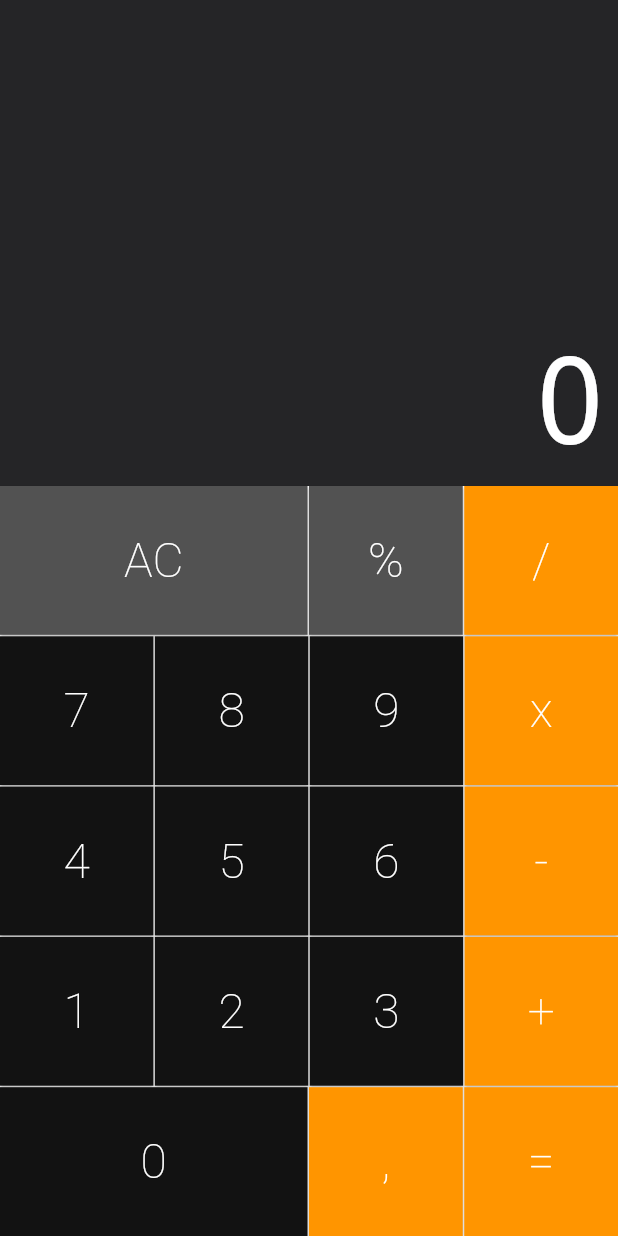
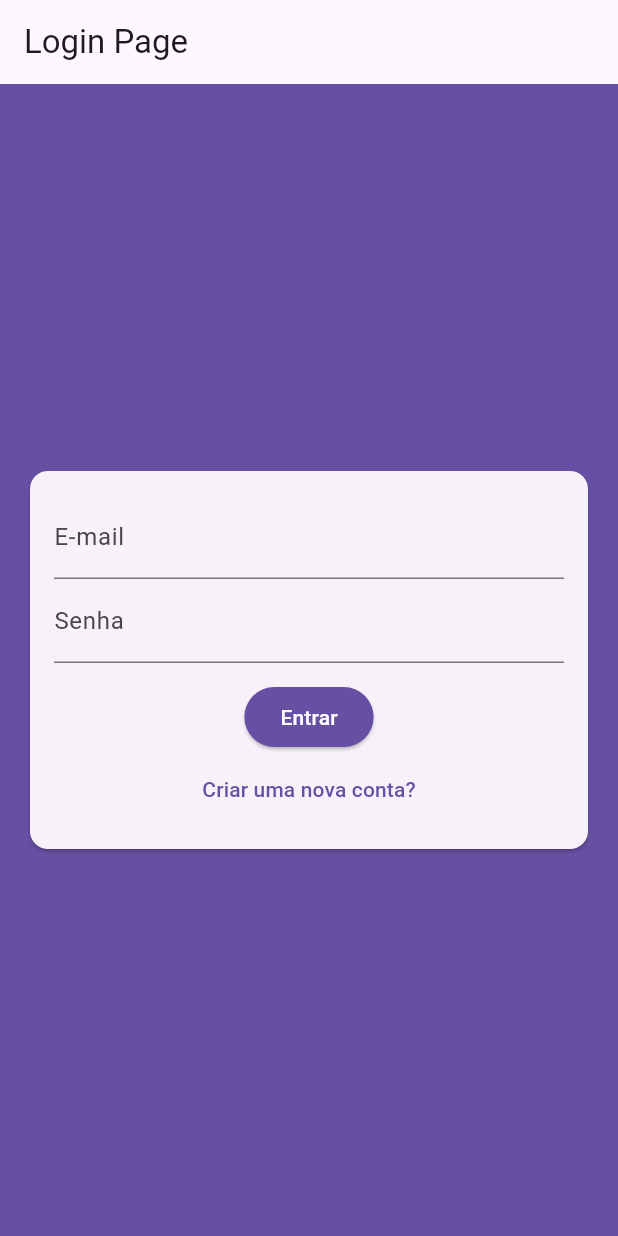
Before and after one commit to ottaviolucrii/asi_calculadora, a Flutter app: the screen it shows after launch, on a phone screen of 412 x 824 dp. Run offline on Flutter 3.47's test engine with Material 3 defaults, Android fonts, the phone set to English and light mode, and no system bars; drawn by our look-alikes of auto_size_text; our stand-ins replace cloud_firestore, firebase_auth, firebase_core, firebase_storage, image_picker; accounts and stored records are empty.

Commit message:
Aqui, reaproveitei logica de login de outras capacitaçoes e implementei, alem de botoes novos no appbar da calculadora

```diff
--- /dev/null
+++ b/lib/components/auth_form.dart
@@ -0,0 +1,126 @@
+import 'dart:io';
+import 'package:calcu_ladora/models/auth_form_data.dart';
+import 'package:flutter/material.dart';
+import 'user_image_picker.dart';
+
+class AuthForm extends StatefulWidget {
+  final void Function(AuthFormData) onSubmit;
+
+  const AuthForm({
+    super.key,
+    required this.onSubmit,
+  });
+
+  @override
+  State<AuthForm> createState() => _AuthFormState();
+}
+
+class _AuthFormState extends State<AuthForm> {
+  final _formKey = GlobalKey<FormState>();
+  final _formData = AuthFormData();
+
+  void _handleImagePick(File image) {
+    _formData.image = image;
+  }
+
+  void _showError(String msg) {
+    ScaffoldMessenger.of(context).showSnackBar(
+      SnackBar(
+        content: Text(msg),
+        backgroundColor: Theme.of(context).colorScheme.error,
+      ),
+    );
+  }
+
+  void _submit() {
+    final isValid = _formKey.currentState?.validate() ?? false;
+    if(!isValid) return;
+
+    if(_formData.image == null && _formData.isSignup) {
+      return _showError('Imagem não selecionada');
+    }
+
+    widget.onSubmit(_formData);
+  }
+
+  @override
+  Widget build(BuildContext context) {
+    return Card(
+      margin: const EdgeInsets.all(20),
+      child: Padding(
+        padding: const EdgeInsets.all(16),
+        child: Form(
+          key: _formKey,
+          child: Column(
+            children: [
+              if(_formData.isSignup)
+                UserImagePicker(onImagePick: _handleImagePick),
+              if(_formData.isSignup)
+                TextFormField(
+                  key: const ValueKey('name'),
+                  initialValue: _formData.name,
+                  onChanged: (name) => _formData.name = name,
+                  decoration: const InputDecoration(labelText: 'Nome'),
+                  validator: (_name) {
+                    final name = _name ?? '';
+                    if(name.trim().length < 5) {
+                      return 'Nome deve ter no mínimo 5 caracteres';
+                    }
+                    return null;
+                  }
+                ),
+              TextFormField(
+                key: const ValueKey('email'),
+                initialValue: _formData.email,
+                onChanged: (email) => _formData.email = email,
+                decoration: const InputDecoration(labelText: 'E-mail'),
+                validator: (_email) {
+                    final email = _email ?? '';
+                    if(!email.contains('@')) {
+                      return 'E-mail informado é inválido';
+                    }
+                    return null;
+                  }
+              ),
+              TextFormField(
+                key: const ValueKey('password'),
+                initialValue: _formData.password,
+                onChanged: (password) => _formData.password = password,
+                obscureText: true,
+                decoration: const InputDecoration(labelText: 'Senha'),
+                validator: (_password) {
+                    final password = _password ?? '';
+                    if(password.length < 6) {
+                      return 'Senha deve ter no mínimo 6 caracteres';
+                    }
+                    return null;
+                  }
+              ),
+              const SizedBox(height: 12),
+              ElevatedButton(
+                onPressed: _submit,
+                style: ButtonStyle(
+                  backgroundColor: WidgetStateProperty.all<Color>(Theme.of(context).colorScheme.primary),
+                ),
+                child: Text(
+                  _formData.isLogin ? 'Entrar' : 'Cadastrar',
+                  style: const TextStyle(
+                    color: Colors.white,
+                  ),
+                ),
+              ),
+              TextButton(
+                onPressed: () {
+                  setState(() {
+                    _formData.toggleAuthMode();
+                  });
+                },
+                child: Text(_formData.isLogin  ? 'Criar uma nova conta?' : 'Já possuí conta?'),
+              ),
+            ],
+          ),
+        ),
+      ),
+    );
+  }
+}
--- /dev/null
+++ b/lib/core/services/auth/auth_mock_service.dart
@@ -0,0 +1,60 @@
+import 'dart:async';
+import 'dart:io';
+import 'dart:math';
+import 'package:calcu_ladora/models/app_user.dart';
+
+import 'auth_service.dart';
+
+class AuthMockService implements AuthService {
+  // ignore: prefer_const_constructors
+  static final _defaultUser = AppUser(id: '1', name: 'Teste', email: 'teste@gmail.com', imageURL: 'assets/images/avatar.png');
+
+  // ignore: unused_field
+  static final Map<String, AppUser> _users = {
+    _defaultUser.email: _defaultUser,
+  };
+  static AppUser? _currentUser;
+  static MultiStreamController<AppUser?>? _controller;
+  static final _userStream = Stream<AppUser?>.multi((controller) {
+    _controller = controller;
+    _updateUser(_defaultUser);
+  });
+
+  // ignore: annotate_overrides
+  AppUser? get currentUser {
+    return _currentUser;
+  }
+
+  // ignore: annotate_overrides
+  Stream<AppUser?> get userChanges {
+    return _userStream;
+  }
+
+  // ignore: annotate_overrides
+  Future<void> signup(String name, String email, String password, File? image) async {
+    final newUser = AppUser(
+      id: Random().nextDouble().toString(),
+      name: name,
+      email: email,
+      imageURL: image?.path ?? 'assets/images/avatar.png',
+    );
+
+    _users.putIfAbsent(email, () => newUser);
+    _updateUser(newUser);
+  }
+
+  // ignore: annotate_overrides
+  Future<void> login(String email, String password) async {
+    _updateUser(_users[email]);
+  }
+
+  // ignore: annotate_overrides
+  Future<void> logout() async {
+    _updateUser(null);
+  }
+
+  static void _updateUser(AppUser? user) {
+    _currentUser = user;
+    _controller?.add(_currentUser);
+  }
+}
--- /dev/null
+++ b/lib/core/services/auth/auth_service.dart
@@ -0,0 +1,30 @@
+import 'dart:io';
+
+import 'package:calcu_ladora/core/services/auth/auth_firebase_service.dart';
+import 'package:calcu_ladora/models/app_user.dart';
+
+
+abstract class AuthService {
+  AppUser? get currentUser;
+
+  Stream<AppUser?> get userChanges;
+
+  Future<void> signup(
+    String nome,
+    String email,
+    String password,
+    File? image,
+  );
+
+  Future<void> login(
+    String email,
+    String password,
+  );
+
+  Future<void> logout();
+
+  factory AuthService() {
+    // return AuthMockService();
+    return AuthFirebaseService();
+  }
+}
--- a/lib/main.dart
+++ b/lib/main.dart
@@ -1,5 +1,5 @@
 import 'package:calcu_ladora/firebase_options.dart';
-import 'package:calcu_ladora/screens/calculator.dart';
+import 'package:calcu_ladora/screens/auth_or_app_page.dart';
 import 'package:flutter/material.dart';
 import 'package:firebase_core/firebase_core.dart';
 
@@ -8,5 +8,19 @@
   await Firebase.initializeApp(
     options: DefaultFirebaseOptions.currentPlatform,
   );
-  runApp(const Calculator());
+  runApp(const Calculadora());
 }
+
+class Calculadora extends StatelessWidget {
+  const Calculadora({super.key});
+
+  @override
+  Widget build(BuildContext context) {
+
+    return MaterialApp(
+      home: const AuthOrAppPage(),
+      debugShowCheckedModeBanner: false,
+      title: 'Asi - calculator',
+    );
+  }
+}
--- /dev/null
+++ b/lib/models/app_user.dart
@@ -0,0 +1,13 @@
+class AppUser {
+  final String id;
+  final String name;
+  final String email;
+  final String imageURL;
+
+  const AppUser({
+    required this.id,
+    required this.name,
+    required this.email,
+    required this.imageURL,
+  });
+}
--- /dev/null
+++ b/lib/models/auth_form_data.dart
@@ -0,0 +1,23 @@
+import 'dart:io';
+
+enum AuthMode { Signup, Login }
+
+class AuthFormData {
+  String name = '';
+  String email = '';
+  String password = '';
+  File? image;
+  AuthMode _mode = AuthMode.Login;
+
+  bool get isLogin {
+    return _mode == AuthMode.Login;
+  }
+
+  bool get isSignup {
+    return _mode == AuthMode.Signup;
+  }
+
+  void toggleAuthMode() {
+    _mode = isLogin ? AuthMode.Signup : AuthMode.Login;
+  }
+}
--- /dev/null
+++ b/lib/screens/auth_or_app_page.dart
@@ -0,0 +1,39 @@
+// ignore_for_file: prefer_const_constructors
+import 'package:calcu_ladora/models/app_user.dart';
+import 'package:calcu_ladora/screens/calculator.dart';
+import 'package:firebase_core/firebase_core.dart';
+import 'package:flutter/material.dart';
+import '../core/services/auth/auth_service.dart';
+import 'auth_page.dart';
+import 'loading_page.dart';
+
+class AuthOrAppPage extends StatelessWidget {
+  const AuthOrAppPage({super.key});
+
+  Future<void> init(BuildContext context) async {
+    await Firebase.initializeApp();
+  }
+
+  @override
+  Widget build(BuildContext context) {
+    return FutureBuilder(
+      future: init(context),
+      builder: (ctx, snapshot) {
+        if (snapshot.connectionState == ConnectionState.waiting) {
+          return LoadingPage();
+        } else {
+          return StreamBuilder<AppUser?>(
+            stream: AuthService().userChanges,
+            builder: (ctx, snapshot) {
+              if (snapshot.connectionState == ConnectionState.waiting) {
+                return LoadingPage();
+              } else {
+                return snapshot.hasData ? Calculator() : AuthPage();
+              }
+            },
+          );
+        }
+      },
+    );
+  }
+}
--- /dev/null
+++ b/lib/screens/auth_page.dart
@@ -0,0 +1,85 @@
+// ignore_for_file: control_flow_in_finally
+
+import 'package:calcu_ladora/models/auth_form_data.dart';
+import 'package:flutter/material.dart';
+import '../components/auth_form.dart';
+import '../core/services/auth/auth_service.dart';
+
+class AuthPage extends StatefulWidget {
+  const AuthPage({super.key});
+
+  @override
+  State<AuthPage> createState() => _AuthPageState();
+}
+
+class _AuthPageState extends State<AuthPage> {
+  bool _isLoading = false;
+
+  Future<void> _handleSubmit(AuthFormData formData) async {
+    try {
+      if (!mounted) return;
+      setState(() => _isLoading = true);
+
+      if (formData.isLogin) {
+        // Login
+
+        await AuthService().login(formData.email, formData.password);
+      } else {
+        await AuthService().signup(
+            formData.name, formData.email, formData.password, formData.image);
+        if (!mounted) return;
+        ScaffoldMessenger.of(context).showSnackBar(
+          SnackBar(
+            content: Text('Usuário cadastrado com sucesso!'),
+            backgroundColor: Colors.green,
+          ),
+        );
+      }
+    } catch (error) {
+      // Tratar Erro
+    } finally {
+      if (!mounted) return;
+      setState(() => _isLoading = false);
+    }
+  }
+
+  @override
+  Widget build(BuildContext context) {
+    return Scaffold(
+      appBar: AppBar(
+        title: const Text('Login Page'),
+        actions: [
+          /*IconButton(
+            icon: const Icon(Icons.brightness_6),
+            onPressed: () {
+              Provider.of<DarkModeTask>(context, listen: false)
+                  .toggleDarkMode();
+            },
+          ),*/
+        ],
+      ),
+      backgroundColor: Theme.of(context).colorScheme.primary,
+      body: Stack(
+        children: [
+          Center(
+            child: SingleChildScrollView(
+              child: AuthForm(
+                onSubmit: _handleSubmit,
+              ),
+            ),
+          ),
+          if (_isLoading)
+            // ignore: avoid_unnecessary_containers
+            Container(
+              decoration: const BoxDecoration(
+                color: Color.fromRGBO(0, 0, 0, 0.5),
+              ),
+              child: const Center(
+                child: CircularProgressIndicator(),
+              ),
+            ),
+        ],
+      ),
+    );
+  }
+}
--- a/pubspec.yaml
+++ b/pubspec.yaml
@@ -39,6 +39,9 @@ dependencies:
   firebase_core: ^3.11.0
   cloud_firestore: ^5.6.3
   intl: ^0.20.2
+  firebase_auth: ^5.4.2
+  firebase_storage: ^12.4.2
+  image_picker: ^1.1.2
 
 dev_dependencies:
   flutter_test:
```
Also changed, not shown: lib/components/user_image_picker.dart (added, +63 -0 lines), lib/core/services/auth/auth_firebase_service.dart (added, +111 -0 lines), lib/screens/calculator.dart (+63 -5 lines), lib/screens/loading_page.dart (added, +31 -0 lines), pubspec.lock, 5 other files.
